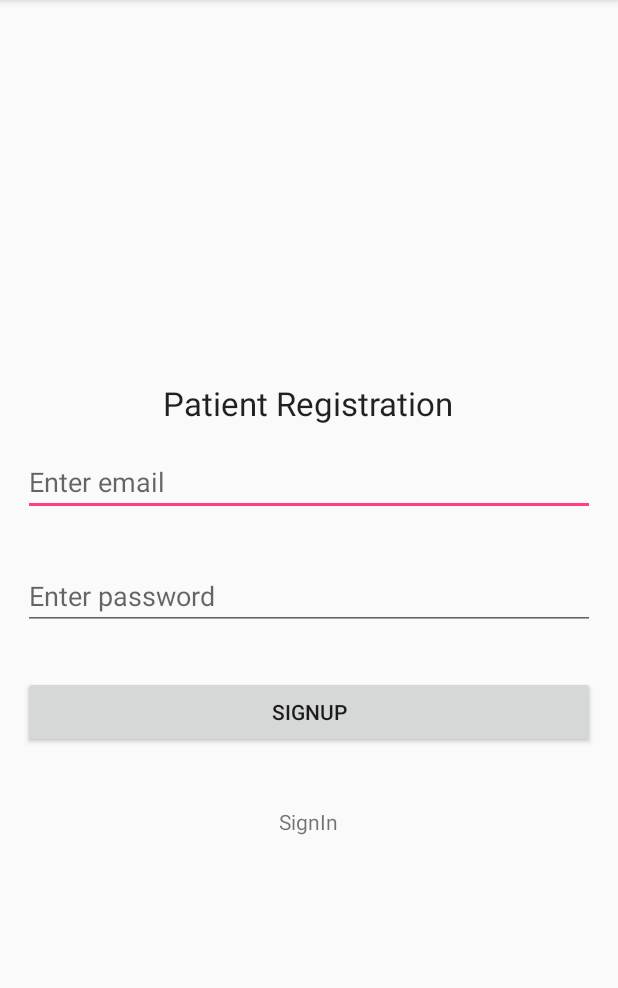
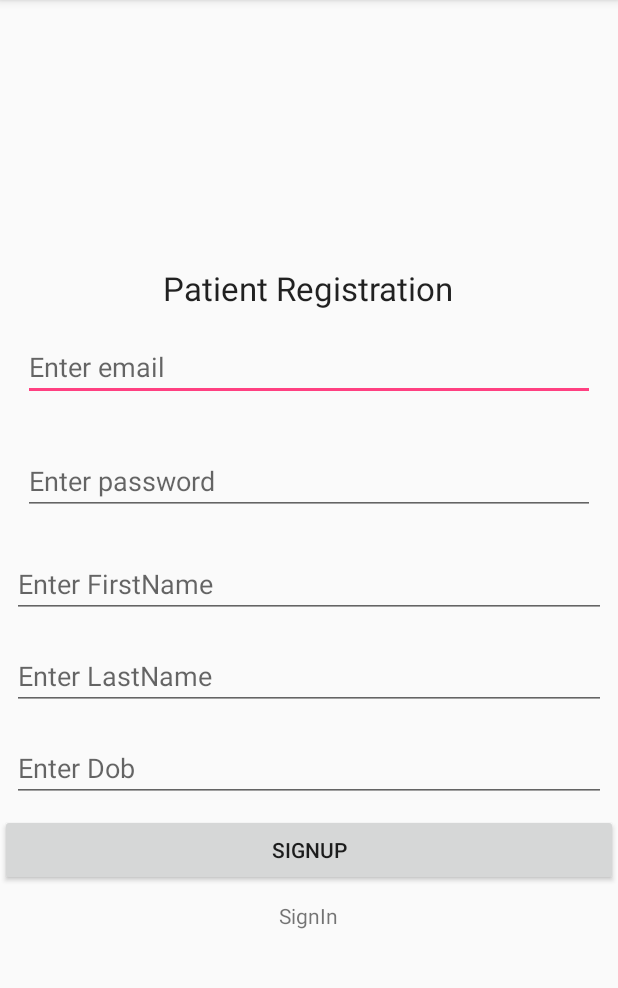
Before and after one commit to tinuthomson/HospitalManagement, an Android app: the screen it shows after launch (MainActivity), after a tap on "SIGNUP", on a phone screen of 412 x 824 dp, the part 84-1072 px from its top. Run offline under Robolectric (Android 15) with nearby library versions, the phone set to English and light mode, and no system bars; our stand-ins replace Firebase (no records; nobody signed in at launch, a user with empty details on screens opened directly).

Commit message:
Register activity

```diff
--- a/app/build.gradle
+++ b/app/build.gradle
@@ -29,7 +29,8 @@ dependencies {
     //noinspection GradleCompatible
     implementation 'com.google.firebase:firebase-auth:11.8.0'
     compile 'com.journeyapps:zxing-android-embedded:3.4.0'
-
-
+    compile 'com.google.firebase:firebase-core:11.8.0'
+    compile 'com.google.firebase:firebase-database:11.8.0'
+    compile 'com.android.support:recyclerview-v7:25.4.0'
 }
 apply plugin: 'com.google.gms.google-services'
--- a/app/src/main/java/com/zibbix/hospital/hospitalmanagement/LoginActivity.java
+++ b/app/src/main/java/com/zibbix/hospital/hospitalmanagement/LoginActivity.java
@@ -86,6 +86,7 @@ public class LoginActivity extends AppCompatActivity implements View.OnClickList
             Toast.makeText(this,"Please enter password",Toast.LENGTH_LONG).show();
             return;
         }
+
         //if the email and password are not empty
         //displaying a progress dialog
 
--- a/app/src/main/java/com/zibbix/hospital/hospitalmanagement/Main2Activity.java
+++ b/app/src/main/java/com/zibbix/hospital/hospitalmanagement/Main2Activity.java
@@ -25,9 +25,9 @@ public class Main2Activity extends AppCompatActivity
         super.onCreate(savedInstanceState);
         setContentView(R.layout.activity_main2);
         Toolbar toolbar = (Toolbar) findViewById(R.id.toolbar);
+        toolbar.setTitle("Medicive");
         setSupportActionBar(toolbar);
         firebaseAuth = FirebaseAuth.getInstance();
-
         //if the user is not logged in
         //that means current user will return null
         if(firebaseAuth.getCurrentUser() == null){
--- a/app/src/main/java/com/zibbix/hospital/hospitalmanagement/MainActivity.java
+++ b/app/src/main/java/com/zibbix/hospital/hospitalmanagement/MainActivity.java
@@ -20,7 +20,7 @@ import com.google.firebase.auth.FirebaseAuth;
 public class MainActivity extends AppCompatActivity implements View.OnClickListener {
 
     //defining view objects
-    private EditText editTextEmail;
+    private EditText editTextEmail,confirm;
     private EditText editTextPassword;
     private Button buttonSignup;
 
@@ -51,6 +51,7 @@ public class MainActivity extends AppCompatActivity implements View.OnClickListe
         }
 
         //initializing views
+        confirm=(EditText)findViewById(R.id.editTextPassword2);
         editTextEmail = (EditText) findViewById(R.id.editTextEmail);
         editTextPassword = (EditText) findViewById(R.id.editTextPassword);
         textViewSignin = (TextView) findViewById(R.id.textView2);
@@ -68,8 +69,8 @@ public class MainActivity extends AppCompatActivity implements View.OnClickListe
 
         //getting email and password from edit texts
         String email = editTextEmail.getText().toString().trim();
-        String password  = editTextPassword.getText().toString().trim();
-
+       final String password  = editTextPassword.getText().toString().trim();
+       final String pass=confirm.getText().toString();
         //checking if email and passwords are empty
         if(TextUtils.isEmpty(email)){
             Toast.makeText(this,"Please enter email",Toast.LENGTH_LONG).show();
@@ -80,6 +81,15 @@ public class MainActivity extends AppCompatActivity implements View.OnClickListe
             Toast.makeText(this,"Please enter password",Toast.LENGTH_LONG).show();
             return;
         }
+        if(TextUtils.isEmpty(pass)){
+            Toast.makeText(this,"Confirm password",Toast.LENGTH_LONG).show();
+            return;
+        }
+
+
+
+
+
 
         //if the email and password are not empty
         //displaying a progress dialog
@@ -93,10 +103,13 @@ public class MainActivity extends AppCompatActivity implements View.OnClickListe
                     @Override
                     public void onComplete(@NonNull Task<AuthResult> task) {
                         //checking if success
-                        if(task.isSuccessful()){
-                            finish();
-                            startActivity(new Intent(getApplicationContext(), Main2Activity.class));
-                        }else{
+                          if(task.isSuccessful()) {
+                              finish();
+                              startActivity(new Intent(getApplicationContext(), Main2Activity.class));
+
+
+                        }
+                        else{
                             //display some message here
                             Toast.makeText(MainActivity.this,"Registration Error",Toast.LENGTH_LONG).show();
                         }
--- a/app/src/main/res/layout/activity_login.xml
+++ b/app/src/main/res/layout/activity_login.xml
@@ -37,6 +37,7 @@
             android:hint="Enter password"
             android:inputType="textPassword" />
 
+
         <Button
             android:id="@+id/buttonSignin"
             android:layout_width="match_parent"
--- a/app/src/main/res/layout/activity_main.xml
+++ b/app/src/main/res/layout/activity_main.xml
@@ -36,12 +36,34 @@
             android:layout_margin="15dp"
             android:hint="Enter password"
             android:inputType="textPassword" />
+        <EditText
+            android:id="@+id/editTextPassword1"
+            android:layout_width="match_parent"
+            android:layout_height="wrap_content"
+            android:layout_margin="8dp"
+            android:hint="Enter FirstName"
+            android:inputType="text" />
+        <EditText
+            android:id="@+id/editTextPassword2"
+            android:layout_width="match_parent"
+            android:layout_height="wrap_content"
+            android:layout_margin="8dp"
+            android:hint="Enter LastName"
+            android:inputType="text" />
+        <EditText
+            android:id="@+id/editTextPassword100"
+            android:layout_width="match_parent"
+            android:layout_height="wrap_content"
+            android:layout_margin="8dp"
+            android:hint="Enter Dob"
+            android:inputType="date" />
 
         <Button
             android:id="@+id/buttonSignup"
             android:layout_width="match_parent"
             android:layout_height="wrap_content"
-            android:layout_margin="15dp"
+            android:layout_above="@+id/textView2"
+            android:layout_alignParentStart="true"
             android:text="Signup" />
 
     </LinearLayout>
@@ -52,7 +74,7 @@
         android:layout_height="wrap_content"
         android:layout_below="@+id/linearLayout"
         android:layout_centerHorizontal="true"
-        android:layout_marginTop="24dp"
+        android:layout_marginTop="10dp"
         android:text="SignIn" />
 
 </RelativeLayout>
```
Also changed, not shown: app/src/main/AndroidManifest.xml (+10 -5 lines), app/src/main/java/com/zibbix/hospital/hospitalmanagement/Prescription.java (added, +13 -0 lines), app/src/main/java/com/zibbix/hospital/hospitalmanagement/Qrcode_Activity.java (+1 -7 lines), app/src/main/res/layout/activity_prescription.xml (added, +9 -0 lines).
